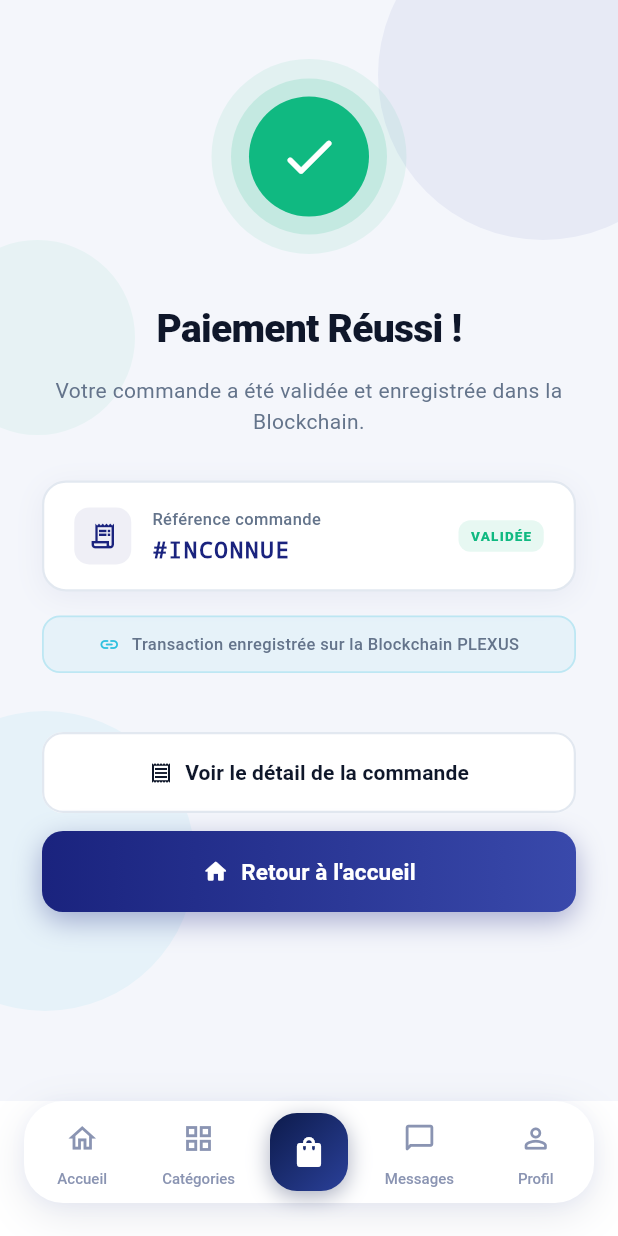
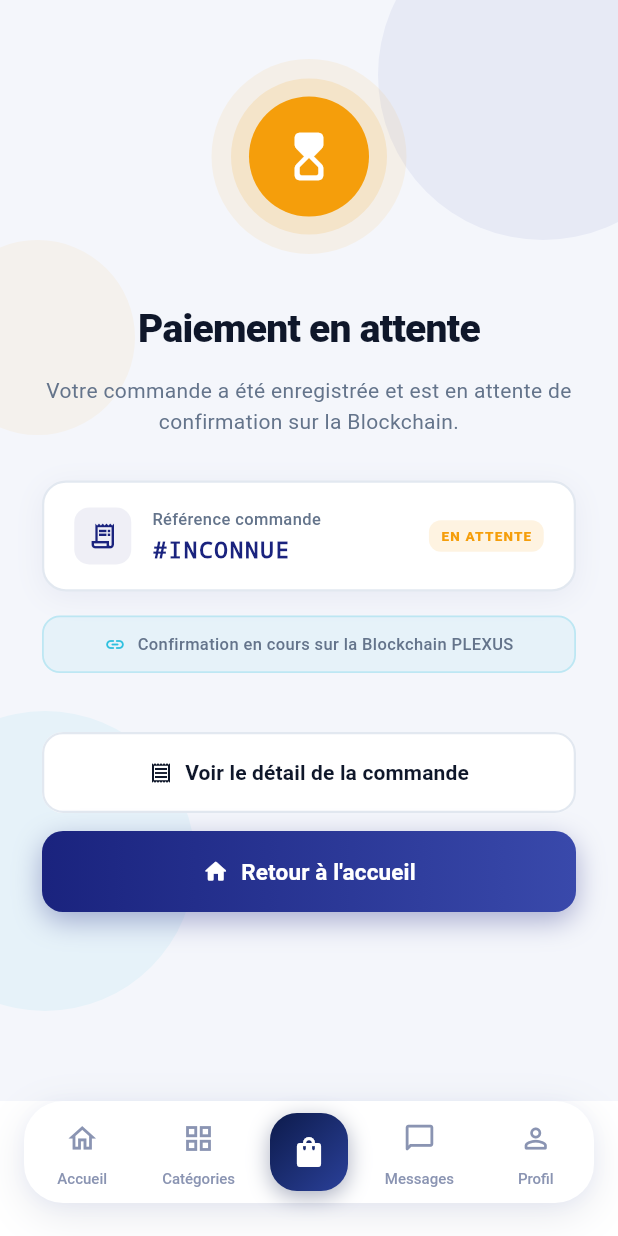
Before and after one commit to sylviant/plexus-frontend, a Flutter app: the ConfirmationScreen screen opened by its route, on a phone screen of 412 x 824 dp. Run offline on Flutter 3.47's test engine with Material 3 defaults, Android fonts, the phone set to English and light mode, and no system bars; our stand-ins replace dash_chat_2, firebase_auth, firebase_core, firebase_messaging, flutter_local_notifications, geocoding and 6 more; accounts and stored records are empty; network calls fail.

Commit message:
fix: litige

```diff
--- a/lib/presentation/screens/confirmation_screen.dart
+++ b/lib/presentation/screens/confirmation_screen.dart
@@ -27,7 +27,7 @@ class _ConfirmationScreenState extends State<ConfirmationScreen>
   static const Color _border     = Color(0xFFE2E8F0);
   static const Color _textMain   = Color(0xFF0F172A);
   static const Color _textSub    = Color(0xFF64748B);
-  static const Color _success    = Color(0xFF10B981);
+  static const Color _pending    = Color(0xFFF59E0B);
 
   @override
   void initState() {
@@ -97,7 +97,7 @@ class _ConfirmationScreenState extends State<ConfirmationScreen>
           Positioned(
             top: 160,
             left: -40,
-            child: _Blob(size: 130, color: _success.withOpacity(0.06)),
+            child: _Blob(size: 130, color: _pending.withOpacity(0.06)),
           ),
 
           // ── Content ─────────────────────────────────────────────────
@@ -109,7 +109,7 @@ class _ConfirmationScreenState extends State<ConfirmationScreen>
                 children: [
                   const Spacer(),
 
-                  // ── Animated check icon ────────────────────────────
+                  // ── Animated pending icon ──────────────────────────
                   FadeTransition(
                     opacity: _checkOpacity,
                     child: ScaleTransition(
@@ -123,7 +123,7 @@ class _ConfirmationScreenState extends State<ConfirmationScreen>
                             height: 130,
                             decoration: BoxDecoration(
                               shape: BoxShape.circle,
-                              color: _success.withOpacity(0.08),
+                              color: _pending.withOpacity(0.08),
                             ),
                           ),
                           // Middle ring
@@ -132,7 +132,7 @@ class _ConfirmationScreenState extends State<ConfirmationScreen>
                             height: 104,
                             decoration: BoxDecoration(
                               shape: BoxShape.circle,
-                              color: _success.withOpacity(0.14),
+                              color: _pending.withOpacity(0.14),
                             ),
                           ),
                           // Inner circle
@@ -141,12 +141,12 @@ class _ConfirmationScreenState extends State<ConfirmationScreen>
                             height: 80,
                             decoration: const BoxDecoration(
                               shape: BoxShape.circle,
-                              color: _success,
+                              color: _pending,
                             ),
                             child: const Icon(
-                              Icons.check_rounded,
+                              Icons.hourglass_top_rounded,
                               color: Colors.white,
-                              size: 42,
+                              size: 38,
                             ),
                           ),
                         ],
@@ -164,7 +164,7 @@ class _ConfirmationScreenState extends State<ConfirmationScreen>
                       child: Column(
                         children: [
                           const Text(
-                            'Paiement Réussi !',
+                            'Paiement en attente',
                             style: TextStyle(
                               fontSize: 26,
                               fontWeight: FontWeight.w900,
@@ -175,7 +175,7 @@ class _ConfirmationScreenState extends State<ConfirmationScreen>
                           ),
                           const SizedBox(height: 12),
                           Text(
-                            'Votre commande a été validée et enregistrée dans la Blockchain.',
+                            'Votre commande a été enregistrée et est en attente de confirmation sur la Blockchain.',
                             style: const TextStyle(
                               fontSize: 14,
                               color: _textSub,
@@ -247,15 +247,15 @@ class _ConfirmationScreenState extends State<ConfirmationScreen>
                                   padding: const EdgeInsets.symmetric(
                                       horizontal: 8, vertical: 4),
                                   decoration: BoxDecoration(
-                                    color: _success.withOpacity(0.10),
+                                    color: _pending.withOpacity(0.12),
                                     borderRadius: BorderRadius.circular(8),
                                   ),
                                   child: const Text(
-                                    'VALIDÉE',
+                                    'EN ATTENTE',
                                     style: TextStyle(
                                       fontSize: 9,
                                       fontWeight: FontWeight.w800,
-                                      color: _success,
+                                      color: _pending,
                                       letterSpacing: 0.8,
                                     ),
                                   ),
@@ -285,7 +285,7 @@ class _ConfirmationScreenState extends State<ConfirmationScreen>
                                     color: _accent.withOpacity(0.8)),
                                 const SizedBox(width: 8),
                                 Text(
-                                  'Transaction enregistrée sur la Blockchain PLEXUS',
+                                  'Confirmation en cours sur la Blockchain PLEXUS',
                                   style: TextStyle(
                                     fontSize: 11,
                                     color: _textSub,
```
Also changed, not shown: lib/presentation/screens/add_product_screen.dart (+4 -12 lines), lib/presentation/screens/chat_screen.dart (+23 -5 lines), vercel.json, 1 other file.
